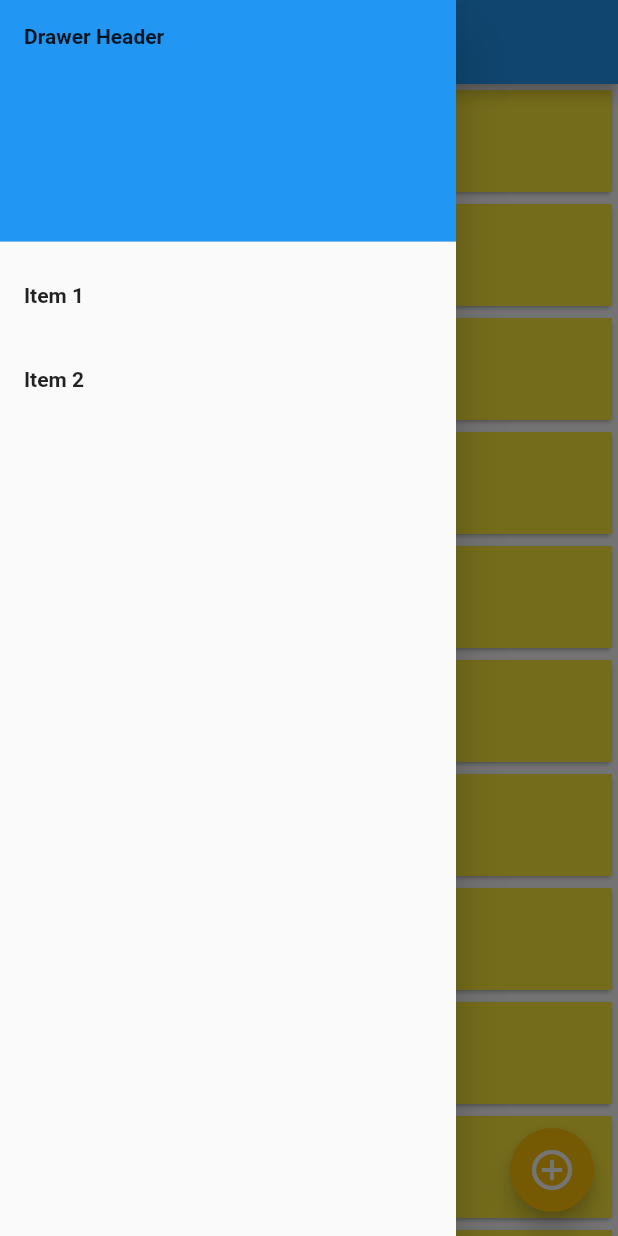
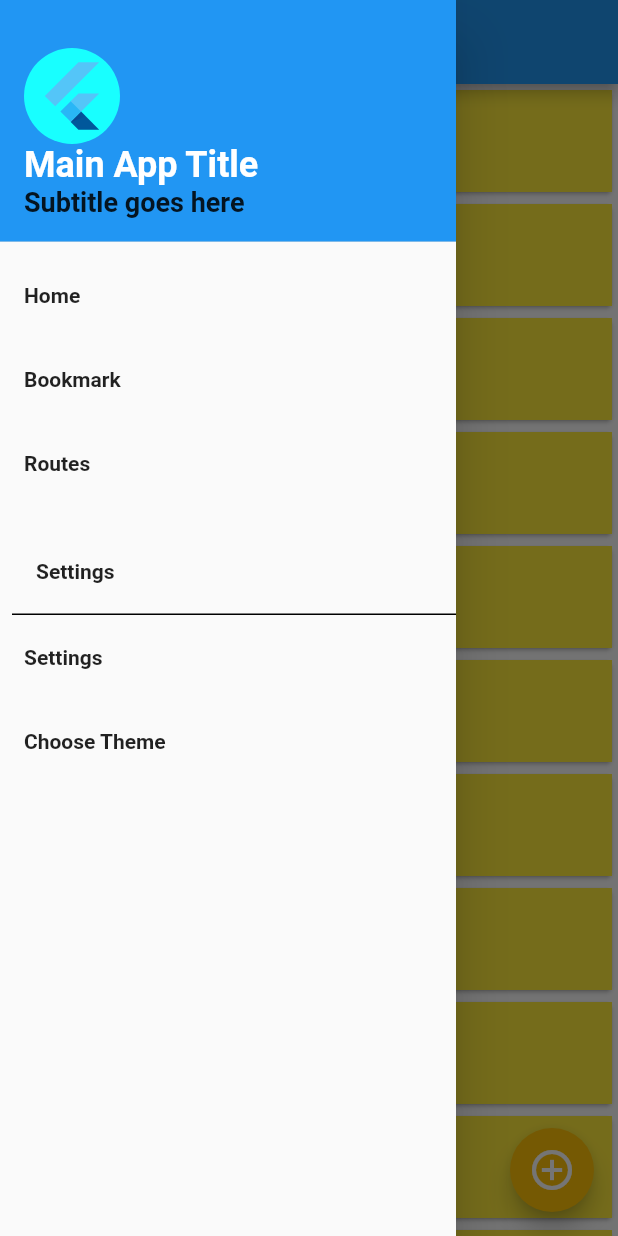
Before and after one commit to Iamsdt/playing_with_flutter, a Flutter app: the HomeScreen screen opened directly, with the side drawer open, on a phone screen of 412 x 824 dp. Run offline on Flutter 3.47's test engine with Material 2 defaults, Android fonts, the light colour scheme and no system bars; our stand-ins replace cached_network_image, shared_preferences, transparent_image; accounts and stored records are empty.

Commit message:
Splash App
Signed-off-by: Iamsdt <shudiptotrafder@gmail.com>

Took 1 hour 13 minutes

```diff
--- a/lib/advance/splash_intro/HomeScreen.dart
+++ b/lib/advance/splash_intro/HomeScreen.dart
@@ -26,17 +26,46 @@ class _HomeScreenState extends State<HomeScreen> {
       ),
       drawer: Drawer(
         child: ListView(
+          addRepaintBoundaries: true,
           padding: EdgeInsets.zero,
           children: <Widget>[
-            DrawerHeader(
-              duration: Duration(seconds: 1),
-              child: Text('Drawer Header'),
-              decoration: BoxDecoration(
-                color: Colors.blue,
+            getDrawerHeader(),
+            ListTile(
+              title: Text('Home'),
+              onTap: () {
+                // Update the state of the app
+                // ...
+
+                Navigator.pop(context);
+              },
+            ),
+            ListTile(
+              title: Text('Bookmark'),
+              onTap: () {
+                // Update the state of the app
+                // ...
+
+                Navigator.pop(context);
+              },
+            ),
+            ListTile(
+              title: Text('Routes'),
+              onTap: () {
+                // Update the state of the app
+                // ...
+                Navigator.pop(context);
+              },
+            ),
+            Container(
+              margin: EdgeInsets.only(top: 16.0, left: 8.0),
+              decoration:
+                  BoxDecoration(border: new Border(bottom: new BorderSide())),
+              child: ListTile(
+                title: Text('Settings'),
               ),
             ),
             ListTile(
-              title: Text('Item 1'),
+              title: Text('Settings'),
               onTap: () {
                 // Update the state of the app
                 // ...
@@ -44,7 +73,7 @@ class _HomeScreenState extends State<HomeScreen> {
               },
             ),
             ListTile(
-              title: Text('Item 2'),
+              title: Text('Choose Theme'),
               onTap: () {
                 // Update the state of the app
                 // ...
@@ -69,6 +98,42 @@ class _HomeScreenState extends State<HomeScreen> {
       ),
     );
   }
+
+  getDrawerHeader() {
+    return DrawerHeader(
+      duration: Duration(seconds: 1),
+      child: Padding(
+        padding: const EdgeInsets.only(top: 16.0),
+        child: Container(
+          child: Column(
+            mainAxisAlignment: MainAxisAlignment.start,
+            crossAxisAlignment: CrossAxisAlignment.start,
+            verticalDirection: VerticalDirection.down,
+            children: <Widget>[
+              CircleAvatar(
+                  backgroundColor: Colors.cyanAccent,
+                  radius: 32.0,
+                  child: FlutterLogo(
+                    colors: Colors.red,
+                    size: 50.0,
+                  )),
+              Text(
+                "Main App Title",
+                style: TextStyle(fontSize: 24.0, color: Colors.white),
+              ),
+              Text(
+                "Subtitle goes here",
+                style: TextStyle(fontSize: 18.0, fontWeight: FontWeight.w100),
+              )
+            ],
+          ),
+        ),
+      ),
+      decoration: BoxDecoration(
+        color: Colors.blue,
+      ),
+    );
+  }
 }
 
 class _ListItem {
@@ -78,9 +143,9 @@ class _ListItem {
 }
 
 class CardView extends StatelessWidget {
-  final _ListItem Item;
+  final _ListItem item;
 
-  CardView(this.Item);
+  CardView(this.item);
 
   @override
   Widget build(BuildContext context) {
@@ -102,11 +167,11 @@ class CardView extends StatelessWidget {
                   mainAxisAlignment: MainAxisAlignment.start,
                   children: <Widget>[
                     Text(
-                      Item.Title,
+                      item.Title,
                       style: TextStyle(fontSize: 25.0, color: Colors.white),
                     ),
                     Text(
-                      Item.SubTitle,
+                      item.SubTitle,
                       style: TextStyle(fontSize: 20.0, color: Colors.black),
                     )
                   ],
--- a/lib/advance/splash_intro/MyApp.dart
+++ b/lib/advance/splash_intro/MyApp.dart
@@ -13,15 +13,15 @@ void main() => runApp(_MyApp());
 
 class _MyApp extends StatelessWidget {
   final routes = <String, WidgetBuilder>{
-    "/intro": (BuildContext context) => IntroScreen(),
-    "/home": (BuildContext context) => HomeScreen()
+    "/intro": (context) => IntroScreen(),
+    "/home": (context) => HomeScreen()
   };
 
   @override
   Widget build(BuildContext context) {
     return MaterialApp(
       title: "Splash Intro",
-      home: HomeScreen(),
+      home: SplashScreen(),
       routes: routes,
     );
   }
--- a/lib/advance/splash_intro/SplashScreen.dart
+++ b/lib/advance/splash_intro/SplashScreen.dart
@@ -70,6 +70,6 @@ class _SplashScreenState extends State<SplashScreen> {
   void initState() {
     super.initState();
     //after 2 second, show intro activity
-    Timer(Duration(seconds: 1), () => MyNavigator.goToIntro(context));
+    Timer(Duration(seconds: 5), () => MyNavigator.goToIntro(context));
   }
 }
```
